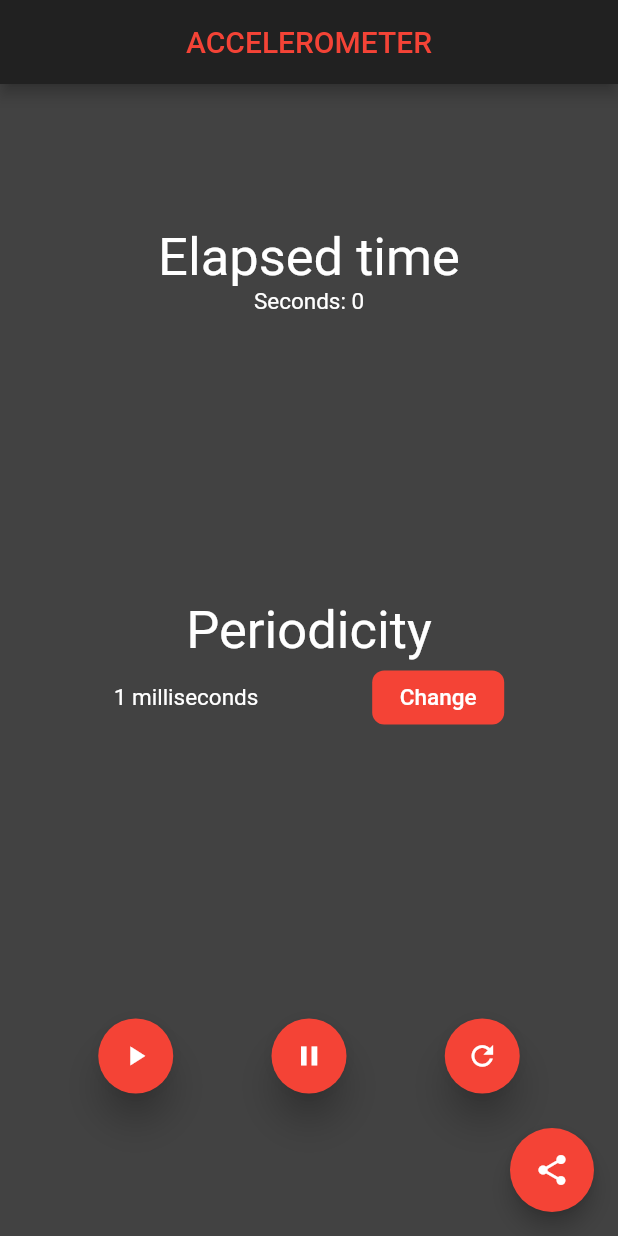
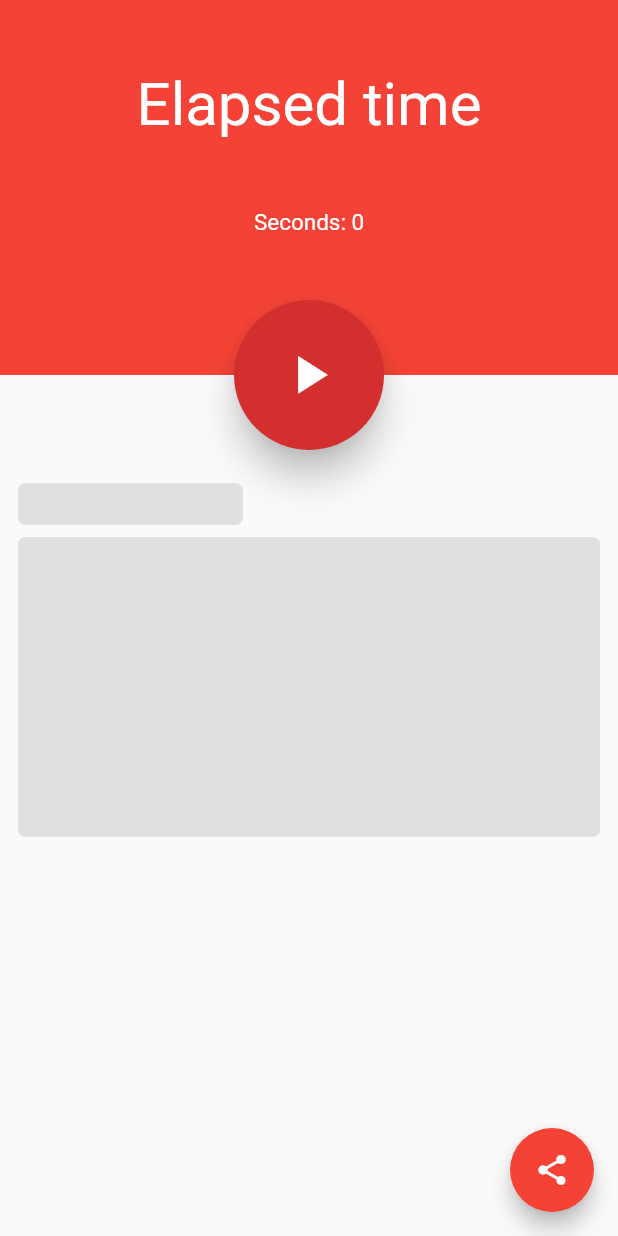
Before and after one commit to Youngermaster/Accelerometer, a Flutter app: the screen it shows after launch, on a phone screen of 412 x 824 dp. Run offline on Flutter 3.47's test engine with Material 2 defaults, Android fonts, the phone set to English and light mode, and no system bars; our stand-ins replace flushbar, sensors; missing offline and left inert: flutter_email_sender.

Commit message:
New UI added

```diff
--- a/lib/main.dart
+++ b/lib/main.dart
@@ -1,3 +1,4 @@
+import 'package:accelerometer/pages/home/home_page_animator.dart';
 import 'package:flutter/material.dart';
 import 'package:accelerometer/views/index.dart';
 import 'package:accelerometer/models/storage.dart';
@@ -9,7 +10,8 @@ void main() {
       theme: ThemeData(
         primarySwatch: Colors.red,
       ),
-      home: Index(storage: Storage(), title: 'ACCELEROMETER'),
+      // home: Index(storage: Storage(), title: 'ACCELEROMETER'),
+      home: HomePageAnimator(),
     ),
   );
 }
--- a/lib/models/storage.dart
+++ b/lib/models/storage.dart
@@ -27,7 +27,6 @@ class Storage {
     return file.writeAsString(counter, mode: FileMode.append);
   }
 
-
   Future<File> flushDocument() async {
     final file = await _localFile;
     return file.writeAsString("", mode: FileMode.write, flush: true);
--- /dev/null
+++ b/lib/pages/home/home_page.dart
@@ -0,0 +1,327 @@
+import 'dart:async';
+
+import 'package:flutter/material.dart';
+import 'package:accelerometer/pages/home/home_page_enter_animation.dart';
+import 'package:flutter_email_sender/flutter_email_sender.dart';
+import 'package:sensors/sensors.dart';
+
+class HomePage extends StatefulWidget {
+  final HomePageEnterAnimation animation;
+
+  HomePage({
+    Key key,
+    @required AnimationController controller,
+  })  : animation = HomePageEnterAnimation(controller),
+        super(key: key);
+
+  @override
+  _HomePageState createState() => _HomePageState(animation);
+}
+
+class _HomePageState extends State<HomePage> {
+  HomePageEnterAnimation animation;
+  int _counter = 0;
+  _HomePageState(this.animation);
+  int peridiocity;
+  bool isRunning;
+
+  AccelerometerEvent accelerometerEvent;
+  StreamSubscription accelerometerSubscription;
+
+  var stopwatch;
+
+  final Email _email = Email(
+    body: 'Accelerometer data',
+    subject: 'Accelerometer data',
+    recipients: [''],
+    cc: [''],
+    bcc: [''],
+    attachmentPath:
+        '/storage/emulated/0/Android/data/com.grisu.accelerometer/files/data.txt',
+    isHTML: false,
+  );
+
+  @override
+  void initState() {
+    super.initState();
+    setState(() {
+      isRunning = false;
+      stopwatch = new Stopwatch();
+      peridiocity = 1;
+    });
+  }
+
+  @override
+  void dispose() {
+    accelerometerSubscription?.cancel();
+    super.dispose();
+  }
+
+  @override
+  Widget build(BuildContext context) {
+    final size = MediaQuery.of(context).size;
+    return Scaffold(
+      body: AnimatedBuilder(
+          animation: animation.controller,
+          builder: (context, child) => _buildAnimation(context, child, size)),
+      floatingActionButton: FloatingActionButton(
+        onPressed: () {
+          setState(() {
+            _counter++;
+          });
+        },
+        tooltip: 'Share',
+        child: Icon(Icons.share),
+      ),
+    );
+  }
+
+  Widget _buildAnimation(BuildContext context, Widget child, Size size) {
+    return Column(
+      children: <Widget>[
+        SizedBox(
+          height: 250,
+          child: Stack(
+            overflow: Overflow.visible,
+            children: <Widget>[
+              topBar(animation.barHeight.value),
+              startButton(size, animation.avaterSize.value)
+            ],
+          ),
+        ),
+        Padding(
+          padding: const EdgeInsets.all(12),
+          child: Column(
+            children: <Widget>[
+              SizedBox(height: 60),
+              Opacity(
+                  opacity: animation.titleOpacity.value,
+                  child: placeholderBox(28, 150, Alignment.centerLeft)),
+              SizedBox(height: 8),
+              Opacity(
+                  opacity: animation.textOpacity.value,
+                  child: placeholderBox(
+                      200, double.infinity, Alignment.centerLeft)),
+            ],
+          ),
+        ),
+      ],
+    );
+  }
+
+  Widget elapsedTime() {
+    return Column(
+      mainAxisAlignment: MainAxisAlignment.spaceEvenly,
+      children: <Widget>[
+        Text(
+          'Elapsed time',
+          style: TextStyle(fontSize: 40.0, color: Colors.white),
+        ),
+        Text(
+          'Seconds: $_counter',
+          style: TextStyle(fontSize: 15.0, color: Colors.white),
+        ),
+        SizedBox(),
+      ],
+    );
+  }
+
+  Container topBar(double height) {
+    return Container(
+      height: height,
+      width: double.infinity,
+      color: Colors.red,
+      child: Center(
+        child: elapsedTime(),
+      ),
+    );
+  }
+
+  Positioned startButton(Size size, double animationValue) {
+    return Positioned(
+      top: 200,
+      left: size.width / 2 - 50,
+      child: Transform(
+        alignment: Alignment.center,
+        transform: Matrix4.diagonal3Values(animationValue, animationValue, 1.0),
+        child: Container(
+          height: 100,
+          width: 100,
+          child: FittedBox(
+            child: FloatingActionButton(
+              child: Center(
+                child: Icon(Icons.play_arrow),
+              ),
+              onPressed: () {},
+              backgroundColor: Colors.red.shade700,
+              elevation: 10.0,
+            ),
+          ),
+        ),
+      ),
+    );
+  }
+
+  Align placeholderBox(double height, double width, Alignment alignment) {
+    return Align(
+      alignment: alignment,
+      child: Container(
+        height: height,
+        width: width,
+        decoration: BoxDecoration(
+          borderRadius: BorderRadius.circular(5),
+          color: Colors.grey.shade300,
+        ),
+      ),
+    );
+  }
+  void _useAccelerometer() {
+    if (accelerometerSubscription == null) {
+      accelerometerSubscription =
+          accelerometerEvents.listen((AccelerometerEvent event) {
+        setState(() {
+          accelerometerEvent = event;
+        });
+      });
+    } else {
+      // it has already ben created so just resume it
+      accelerometerSubscription.resume();
+    }
+  }
+
+  Future<int> createAlertDialog(BuildContext context) {
+    TextEditingController customController = TextEditingController();
+    return showDialog(
+        context: context,
+        builder: (context) {
+          return AlertDialog(
+            title: Text('Periodicity'),
+            content: TextField(
+              controller: customController,
+            ),
+            actions: <Widget>[
+              MaterialButton(
+                elevation: 5.0,
+                child: Text('Submit'),
+                onPressed: () {
+                  Navigator.of(context)
+                      .pop(int.parse(customController.text.toString().trim()));
+                },
+              )
+            ],
+          );
+        });
+  }
+}
+
+// class HomePage extends StatelessWidget {
+//   int _counter = 0;
+
+//   HomePage({
+//     Key key,
+//     @required AnimationController controller,
+//   })  : animation = HomePageEnterAnimation(controller),
+//         super(key: key);
+//   final HomePageEnterAnimation animation;
+
+//   @override
+//   Widget build(BuildContext context) {
+//     final size = MediaQuery.of(context).size;
+//     return Scaffold(
+//       body: AnimatedBuilder(
+//           animation: animation.controller,
+//           builder: (context, child) => _buildAnimation(context, child, size)),
+//       floatingActionButton: FloatingActionButton(
+//         onPressed: () {
+//           _counter++;
+//           print(_counter);
+//         },
+//         tooltip: 'Share',
+//         child: Icon(Icons.share),
+//       ),
+//     );
+//   }
+
+//   Widget _buildAnimation(BuildContext context, Widget child, Size size) {
+//     return Column(
+//       children: <Widget>[
+//         SizedBox(
+//           height: 250,
+//           child: Stack(
+//             overflow: Overflow.visible,
+//             children: <Widget>[
+//               topBar(animation.barHeight.value),
+//               startButton(size, animation.avaterSize.value)
+//             ],
+//           ),
+//         ),
+//         Padding(
+//           padding: const EdgeInsets.all(12),
+//           child: Column(
+//             children: <Widget>[
+//               SizedBox(height: 60),
+//               Opacity(
+//                   opacity: animation.titleOpacity.value,
+//                   child: placeholderBox(28, 150, Alignment.centerLeft)),
+//               SizedBox(height: 8),
+//               Opacity(
+//                   opacity: animation.textOpacity.value,
+//                   child: placeholderBox(
+//                       200, double.infinity, Alignment.centerLeft)),
+//             ],
+//           ),
+//         ),
+//       ],
+//     );
+//   }
+
+//   Container topBar(double height) {
+//     return Container(
+//       height: height,
+//       width: double.infinity,
+//       color: Colors.red,
+//       child: Center(
+//         child: Text("$_counter"),
+//       ),
+//     );
+//   }
+
+//   Positioned startButton(Size size, double animationValue) {
+//     return Positioned(
+//       top: 200,
+//       left: size.width / 2 - 50,
+//       child: Transform(
+//         alignment: Alignment.center,
+//         transform: Matrix4.diagonal3Values(animationValue, animationValue, 1.0),
+//         child: Container(
+//           height: 100,
+//           width: 100,
+//           child: FittedBox(
+//             child: FloatingActionButton(
+//               child: Center(
+//                 child: Icon(Icons.play_arrow),
+//               ),
+//               onPressed: () {},
+//               backgroundColor: Colors.red.shade700,
+//               elevation: 10.0,
+//             ),
+//           ),
+//         ),
+//       ),
+//     );
+//   }
+
+//   Align placeholderBox(double height, double width, Alignment alignment) {
+//     return Align(
+//       alignment: alignment,
+//       child: Container(
+//         height: height,
+//         width: width,
+//         decoration: BoxDecoration(
+//           borderRadius: BorderRadius.circular(5),
+//           color: Colors.grey.shade300,
+//         ),
+//       ),
+//     );
+//   }
+// }
--- /dev/null
+++ b/lib/pages/home/home_page_animator.dart
@@ -0,0 +1,34 @@
+import 'package:accelerometer/pages/home/home_page.dart';
+import 'package:flutter/material.dart';
+import 'package:flutter/animation.dart';
+
+class HomePageAnimator extends StatefulWidget {
+  @override
+  _HomePageAnimatorState createState() => _HomePageAnimatorState();
+}
+
+class _HomePageAnimatorState extends State<HomePageAnimator>
+    with SingleTickerProviderStateMixin {
+  AnimationController _controller;
+
+  @override
+  void initState() {
+    super.initState();
+    _controller =
+        AnimationController(vsync: this, duration: const Duration(seconds: 2));
+    _controller.forward();
+  }
+
+  @override
+  void dispose() {
+    super.dispose();
+    _controller.dispose();
+  }
+
+  @override
+  Widget build(BuildContext context) {
+    return HomePage(
+      controller: _controller,
+    );
+  }
+}
--- /dev/null
+++ b/lib/pages/home/home_page_enter_animation.dart
@@ -0,0 +1,27 @@
+import 'package:flutter/material.dart';
+
+class HomePageEnterAnimation {
+  HomePageEnterAnimation(this.controller)
+      : barHeight = Tween<double>(begin: 0, end: 250).animate(CurvedAnimation(
+          parent: controller,
+          curve: Interval(0, 0.3, curve: Curves.easeIn),
+        )),
+        avaterSize = Tween<double>(begin: 0, end: 1).animate(CurvedAnimation(
+          parent: controller,
+          curve: Interval(0.3, 0.6, curve: Curves.elasticOut),
+        )),
+        titleOpacity = Tween<double>(begin: 0, end: 1).animate(CurvedAnimation(
+          parent: controller,
+          curve: Interval(0.6, 0.65, curve: Curves.easeIn),
+        )),
+        textOpacity = Tween<double>(begin: 0, end: 1).animate(CurvedAnimation(
+          parent: controller,
+          curve: Interval(0.65, 0.8, curve: Curves.easeIn),
+        ));
+
+  final AnimationController controller;
+  final Animation<double> barHeight;
+  final Animation<double> avaterSize;
+  final Animation<double> titleOpacity;
+  final Animation<double> textOpacity;
+}
```
